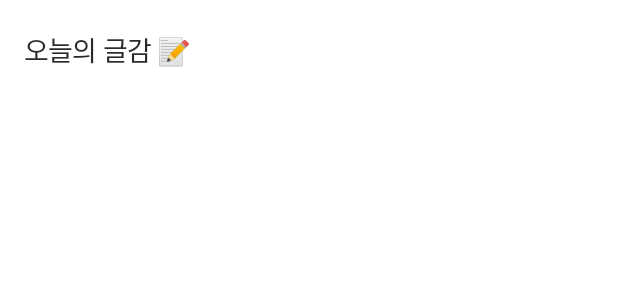
After one commit to SangleProject/Sangle_Android, an Android app: the layout fragment_word.xml on its own in the app's theme, with its tools: preview values and no code run, on a phone screen of 412 x 824 dp. The commit adds this screen. Shown: the top 300 px of the screen. Run offline under Robolectric (Android 15) with nearby library versions, the phone set to English and light mode, and no system bars.

Commit message:
fragment 추가 + 이모지 넣기 성공

```diff
--- a/app/build.gradle
+++ b/app/build.gradle
@@ -91,7 +91,7 @@ dependencies {
     implementation 'com.github.barteksc:android-pdf-viewer:3.2.0-beta.1'
 
     //Lottie
-    implementation 'com.airbnb.android:lottie:3.4.2'
+    implementation 'com.airbnb.android:lottie:3.4.4'
 
     //Line apng
     implementation "com.linecorp:apng:1.9.1"
@@ -106,7 +106,6 @@ dependencies {
     // Add the dependencies for any other desired Firebase products
     // https://firebase.google.com/docs/android/setup#available-libraries
     // Google login
-    implementation 'com.google.firebase:firebase-auth:19.4.0'
+    implementation 'com.google.firebase:firebase-auth:20.0.0'
     implementation 'com.google.android.gms:play-services-auth:18.1.0'
-
 }
--- /dev/null
+++ b/app/src/main/res/layout/fragment_word.xml
@@ -0,0 +1,36 @@
+<?xml version="1.0" encoding="utf-8"?>
+<layout xmlns:android="http://schemas.android.com/apk/res/android"
+    xmlns:app="http://schemas.android.com/apk/res-auto"
+    xmlns:tools="http://schemas.android.com/tools">
+
+    <data>
+
+        <variable
+            name="viewModel"
+            type="org.three.minutes.word.viewmodel.WordViewModel" />
+
+    </data>
+
+
+    <androidx.constraintlayout.widget.ConstraintLayout
+        android:layout_width="match_parent"
+        android:layout_height="match_parent"
+        tools:context=".word.ui.WordFragment"
+        tools:ignore="HardcodedText">
+
+        <TextView
+            style="@style/H3_18pt_Regular"
+            android:layout_width="wrap_content"
+            android:layout_height="wrap_content"
+            android:layout_marginTop="20dp"
+            android:layout_marginStart="16dp"
+            android:text="@string/word_title"
+            android:textColor="@color/black_100"
+            app:layout_constraintStart_toStartOf="parent"
+            app:layout_constraintTop_toTopOf="parent"
+             />
+
+
+    </androidx.constraintlayout.widget.ConstraintLayout>
+
+</layout>
--- a/app/src/main/res/values/strings.xml
+++ b/app/src/main/res/values/strings.xml
@@ -13,5 +13,6 @@
     <string name="menu_gallery">Gallery</string>
     <string name="menu_slideshow">Slideshow</string>
     <string name="search_hint">검색어를 입력하세요</string>
+    <string name="word_title">오늘의 글감 &#128221;</string>
 
 </resources>
```
Also changed, not shown: app/src/main/java/org/three/minutes/util/Extension.kt (+4 -10 lines), app/src/main/java/org/three/minutes/word/WordActivity.kt (+32 -22 lines), app/src/main/java/org/three/minutes/word/ui/WordFragment.kt (added, +30 -0 lines), app/src/main/java/org/three/minutes/word/viewmodel/WordViewModel.kt (added, +11 -0 lines), app/src/main/res/layout/activity_word.xml (+10 -0 lines).
